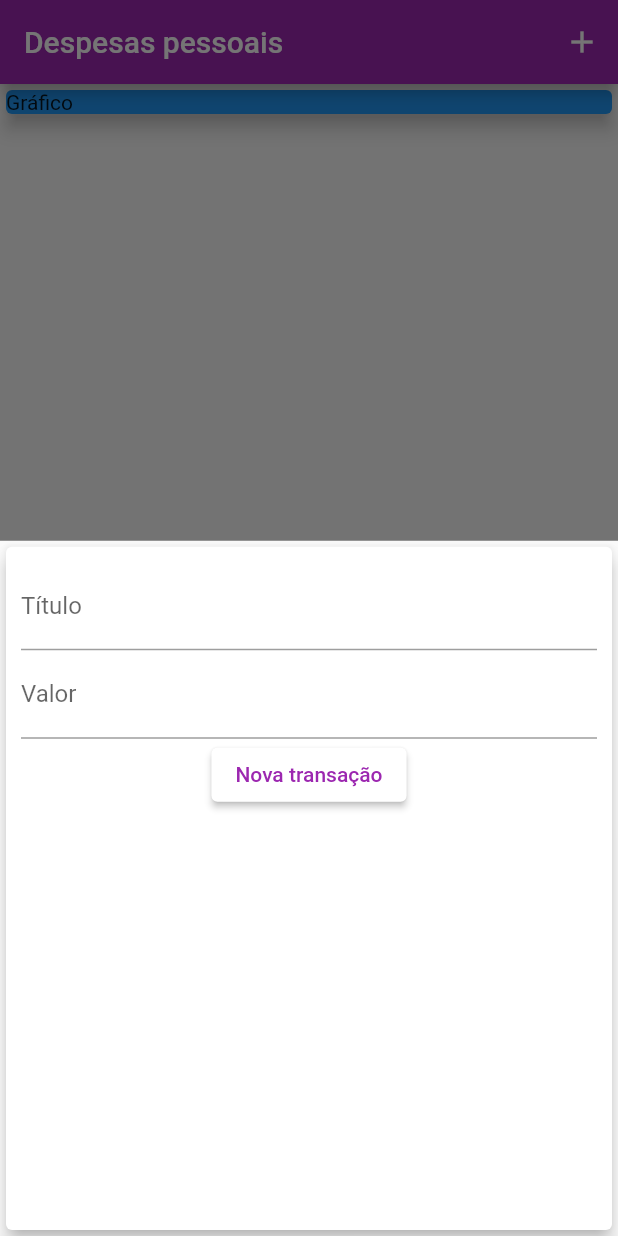
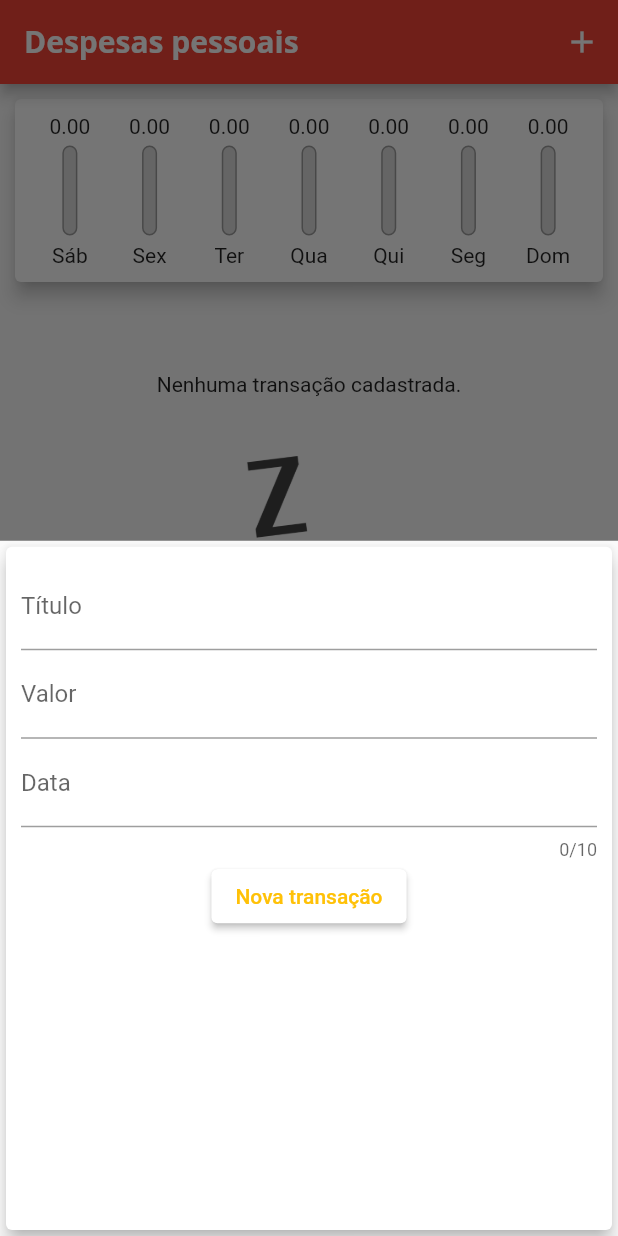
Before and after one commit to katiri/flutter-appDespesas, a Flutter app: the screen it shows after launch, after a tap on the "add" icon, on a phone screen of 412 x 824 dp. Run offline on Flutter 3.47's test engine with Material 2 defaults, Android fonts, the phone set to English and light mode, and no system bars.

Commit message:
Versão 0.3, implementação de temas, exibição de imagem quando não tiver nenhuma transação, implementação do gráfico e campo de data da transação.

```diff
--- /dev/null
+++ b/lib/components/grafico.dart
@@ -0,0 +1,80 @@
+import 'package:app_despesas/components/grafico_barras.dart';
+import 'package:app_despesas/models/transacao.dart';
+import 'package:flutter/material.dart';
+import 'package:intl/intl.dart';
+
+class Grafico extends StatelessWidget {
+  final List<Transacao> transacoesRecentes;
+
+  Grafico(this.transacoesRecentes);
+
+  List<Map<String, Object>> get transacoesAgrupadas {
+    return List.generate(7, (index){
+      final diaSemana = DateTime.now().subtract(
+        Duration(days: index),
+      );
+
+      double somaDia = 0.0;
+      // double somaTotal = 0.0;
+
+      for(var i = 0; i < transacoesRecentes.length; i++){
+        bool mesmoDia = transacoesRecentes[i].date.day == diaSemana.day;
+        bool mesmoMes = transacoesRecentes[i].date.month == diaSemana.month;
+        bool mesmoAno = transacoesRecentes[i].date.year == diaSemana.year;
+
+        if(mesmoDia && mesmoMes && mesmoAno){
+          somaDia += transacoesRecentes[i].value;
+        }
+        // somaTotal += transacoesRecentes[i].value;
+      }
+
+      const Map siglaDiaSemana = {
+        'Mon': 'Seg',
+        'Thu': 'Ter',
+        'Wed': 'Qua',
+        'Tue': 'Qui',
+        'Fri': 'Sex',
+        'Sat': 'Sáb',
+        'Sun': 'Dom',
+      };
+
+      return {
+        'day': siglaDiaSemana[DateFormat.E().format(diaSemana)],
+        'valor': somaDia,
+        // 'porcentagem': somaDia / somaTotal
+      };
+    });
+  }
+
+  double get _valorTotalSemana {
+    return transacoesAgrupadas.fold(0.0, (soma, tr) {
+      return soma + (tr['valor'] as double);
+    });
+  }
+
+  @override
+  Widget build(BuildContext context) {
+    transacoesAgrupadas;
+    return Card(
+      color: Colors.white,
+      elevation: 5,
+      margin: const EdgeInsets.all(10),
+      child: Padding(
+        padding: const EdgeInsets.all(10),
+        child: Row(
+          mainAxisAlignment: MainAxisAlignment.spaceAround,
+          children: transacoesAgrupadas.map((tr){
+            return Flexible(
+              fit: FlexFit.tight,
+              child: GraficoBarra(
+                label: tr['day'].toString(),
+                valor: tr['valor'] as double,
+                percentual: _valorTotalSemana != 0 ? (tr['valor'] as double) / _valorTotalSemana : 0,
+              ),
+            );
+          }).toList(),
+        ),
+      ),
+    );
+  }
+}
--- /dev/null
+++ b/lib/components/grafico_barras.dart
@@ -0,0 +1,56 @@
+import 'package:flutter/material.dart';
+
+class GraficoBarra extends StatelessWidget {
+
+  final String label;
+  final double valor;
+  final double percentual;
+
+  GraficoBarra({
+    required this.label,
+    required this.valor,
+    required this.percentual,
+  });
+
+  @override
+  Widget build(BuildContext context){
+    return Column(
+      children: [
+        FittedBox(
+          child: Text(valor.toStringAsFixed(2))
+        ),
+        const SizedBox(height: 5),
+        Container(
+          height: 60,
+          width: 10,
+          child: Stack(
+            alignment: Alignment.bottomCenter,
+            children: [
+              Container(
+                decoration: BoxDecoration(
+                  border: Border.all(
+                    color: Colors.grey,
+                    width: 1.0,
+                  ),
+                  color: const Color.fromRGBO(220, 220, 220, 1),
+                  borderRadius: BorderRadius.circular(5),
+                ),
+              ),
+              FractionallySizedBox(
+                heightFactor: percentual,
+                child: Container(
+                  decoration: BoxDecoration(
+                    color: Theme.of(context).colorScheme.secondary,
+                    borderRadius: BorderRadius.circular(5),
+                  ),
+                ),
+              )
+            ],
+          ),
+        ),
+        const SizedBox(height: 5),
+        Text(label),
+      ],
+    );
+  }
+}
--- a/lib/components/transacao_form.dart
+++ b/lib/components/transacao_form.dart
@@ -1,9 +1,10 @@
 import 'package:app_despesas/models/transacao.dart';
 import 'package:flutter/material.dart';
+import 'package:intl/intl.dart';
 
 class TransacaoForm extends StatefulWidget{
 
-  void Function(String, double) novaTransacao;
+  void Function(String, double, DateTime) novaTransacao;
 
   TransacaoForm(this.novaTransacao);
 
@@ -14,13 +15,23 @@ class TransacaoForm extends StatefulWidget{
 class _TransacaoFormState extends State<TransacaoForm> {
   final titleCotroller = TextEditingController();
   final valueCotroller = TextEditingController();
+  final dateCotroller = TextEditingController(
+    // text: DateFormat('dd/MM/yyyy').format(DateTime.now())
+  );
 
   _submit() {
     final title = titleCotroller.text;
     final value = double.tryParse(valueCotroller.text) ?? 0.0;
+    final date = dateCotroller.text;
 
-    if(title.isNotEmpty && value >= 0.0 && valueCotroller.text.isNotEmpty){
-      widget.novaTransacao(title, value);
+    int ano = int.tryParse(dateCotroller.text.split('/')[2]) ?? DateTime.now().year;
+    int mes = int.tryParse(dateCotroller.text.split('/')[1]) ?? DateTime.now().month;
+    int dia = int.tryParse(dateCotroller.text.split('/')[0]) ?? DateTime.now().day;
+
+    final data = DateTime(ano, mes, dia);
+
+    if(title.isNotEmpty && value >= 0.0 && valueCotroller.text.isNotEmpty && date.isNotEmpty){
+      widget.novaTransacao(title, value, data);
     }
     else{
       return;
@@ -46,16 +57,28 @@ class _TransacaoFormState extends State<TransacaoForm> {
             TextField(
               // onChanged: (valor) => value = valor,
               controller: valueCotroller,
-              keyboardType: TextInputType.numberWithOptions(decimal: true),
+              keyboardType: const TextInputType.numberWithOptions(decimal: true),
+              // keyboardType: TextInputType.numberWithOptions(decimal: true),
               onSubmitted: (_) => _submit(),
               decoration: const InputDecoration(
                 labelText: 'Valor',
               ),
             ),
+            TextField(
+              // onChanged: (valor) => value = valor,
+              controller: dateCotroller,
+              maxLength: 10,
+              keyboardType: TextInputType.datetime,
+              // keyboardType: TextInputType.numberWithOptions(decimal: true),
+              onSubmitted: (_) => _submit(),
+              decoration: const InputDecoration(
+                labelText: 'Data',
+              ),
+            ),
             ElevatedButton(
               style: ButtonStyle(
                 backgroundColor: MaterialStateProperty.all(Colors.white),
-                foregroundColor: MaterialStateProperty.all(Colors.purple),
+                foregroundColor: MaterialStateProperty.all(Theme.of(context).colorScheme.secondary),
               ),
               child: const Text('Nova transação'),
               onPressed: _submit,
--- a/lib/components/transacao_list.dart
+++ b/lib/components/transacao_list.dart
@@ -12,7 +12,26 @@ class TransacaoList extends StatelessWidget {
   Widget build(BuildContext context){
     return Container(
       height: 400,
-      child: ListView.builder(
+      child: transacoes.isEmpty ? Padding(
+        padding: const EdgeInsets.fromLTRB(0, 50, 0, 0),
+        child: Column(
+          children: [
+            const Text(
+              'Nenhuma transação cadastrada.'
+            ),
+            const SizedBox(
+              height: 40,
+            ),
+            Container(
+              height: 200,
+              child: Image.asset(
+                'assets/images/waiting.png',
+                fit: BoxFit.cover,
+              ),
+            ),
+          ],
+        )
+      ) : ListView.builder(
         itemCount: transacoes.length,
         itemBuilder: (ctx, index){
           final tr = transacoes[index];
@@ -26,17 +45,17 @@ class TransacaoList extends StatelessWidget {
                   ),
                   decoration: BoxDecoration(
                     border: Border.all(
-                      color: Colors.purple,
+                      color: Theme.of(context).colorScheme.primary,
                       width: 2,
                     ),
                   ),
                   padding: const EdgeInsets.all(10),
                   child: Text(
                     'R\$ ${tr.value.toStringAsFixed(2)}',
-                    style: const TextStyle(
+                    style: TextStyle(
                       fontWeight: FontWeight.bold,
                       fontSize: 20,
-                      color: Colors.purple,
+                      color: Theme.of(context).colorScheme.primary,
                     ),
                   ),
                 ),
--- a/lib/main.dart
+++ b/lib/main.dart
@@ -2,6 +2,7 @@ import 'package:app_despesas/components/transacao_form.dart';
 import 'package:flutter/material.dart';
 
 import 'components/transacao_list.dart';
+import 'components/grafico.dart';
 import 'models/transacao.dart';
 
 main() => runApp(const DespesasApp());
@@ -11,8 +12,31 @@ class DespesasApp extends StatelessWidget {
 
   @override
   Widget build(BuildContext context) {
+    final ThemeData tema = ThemeData();
+
     return MaterialApp(
       home: HomePage(),
+      theme: tema.copyWith(
+        colorScheme: tema.colorScheme.copyWith(
+          primary: Colors.red,
+          secondary: Colors.amber,
+        ),
+        textTheme: tema.textTheme.copyWith(
+          headline6: const TextStyle(
+            fontFamily: 'OpenSans',
+            fontSize: 18,
+            fontWeight: FontWeight.bold,
+            color: Colors.black,
+          ),
+        ),
+        appBarTheme: const AppBarTheme(
+          titleTextStyle: TextStyle(
+            fontFamily: 'OpenSans',
+            fontSize: 20,
+            fontWeight: FontWeight.bold,
+          ),
+        ),
+      ),
     );
   }
 }
@@ -27,27 +51,41 @@ class HomePage extends StatefulWidget {
 class _HomePageState extends State<HomePage> {
   final List<Transacao> _transacoes = [
     // Transacao(
+    //   id: 't0',
+    //   title: 'Televisão',
+    //   value: 900.00,
+    //   date: DateTime.now().subtract(Duration(days: 33)),
+    // ),
+    // Transacao(
     //   id: 't1',
     //   title: 'Computador',
     //   value: 200.00,
-    //   date: DateTime.now()
+    //   date: DateTime.now().subtract(Duration(days: 3)),
     // ),
     // Transacao(
     //   id: 't2',
     //   title: 'Celular',
     //   value: 532.40,
-    //   date: DateTime.now()
+    //   date: DateTime.now().subtract(Duration(days: 2)),
     // ),
   ];
 
-  void _novaTransacao(String titulo, double valor){
+  List<Transacao> get _transacoesRecentes {
+    return _transacoes.where((tr){
+      return tr.date.isAfter(DateTime.now().subtract(
+        const Duration(days: 7),
+      ));
+    }).toList();
+  }
+
+  void _novaTransacao(String titulo, double valor, DateTime data){
     setState(() {
       _transacoes.add(
         Transacao(
           id: 't${_transacoes.length + 1}',
           title: titulo,
           value: valor,
-          date: DateTime.now()
+          date: data
         ),
       );
     });
@@ -68,31 +106,32 @@ class _HomePageState extends State<HomePage> {
   Widget build(BuildContext context) {
     return Scaffold(
       appBar: AppBar(
-        title: const Text('Despesas pessoais'),
+        title: Text('Despesas pessoais'),
         actions: [
           IconButton(
             icon: Icon(Icons.add),
             onPressed: () => _openTransacaoForm(context),
           ),
         ],
-        backgroundColor: Colors.purple,
+        backgroundColor: Theme.of(context).colorScheme.primary,
       ),
       body: SingleChildScrollView(
         child: Column(
           crossAxisAlignment: CrossAxisAlignment.stretch,
           children: <Widget>[
-            const Card(
-              color: Colors.blue,
-              child: Text('Gráfico'),
-              elevation: 5,
-            ),
+            Grafico(_transacoesRecentes),
+            // Card(
+            //   color: Theme.of(context).colorScheme.primary,
+            //   child: Text('Gráfico'),
+            //   elevation: 5,
+            // ),
             TransacaoList(_transacoes),
           ],
         ),
       ),
       floatingActionButton: FloatingActionButton(
         child: Icon(Icons.add),
-        backgroundColor: Colors.purple,
+        backgroundColor: Theme.of(context).colorScheme.secondary,
         onPressed: () => _openTransacaoForm(context),
       ),
       floatingActionButtonLocation: FloatingActionButtonLocation.centerFloat,
```
Also changed, not shown: pubspec.yaml (+13 -9 lines), assets/fonts/OpenSans-Bold.ttf (added), assets/fonts/OpenSans-Regular.ttf (added), assets/fonts/Quicksand-Bold.ttf (added), assets/fonts/Quicksand-Light.ttf (added), assets/fonts/Quicksand-Medium.ttf (added), assets/fonts/Quicksand-Regular.ttf (added), assets/images/waiting.png (added).
